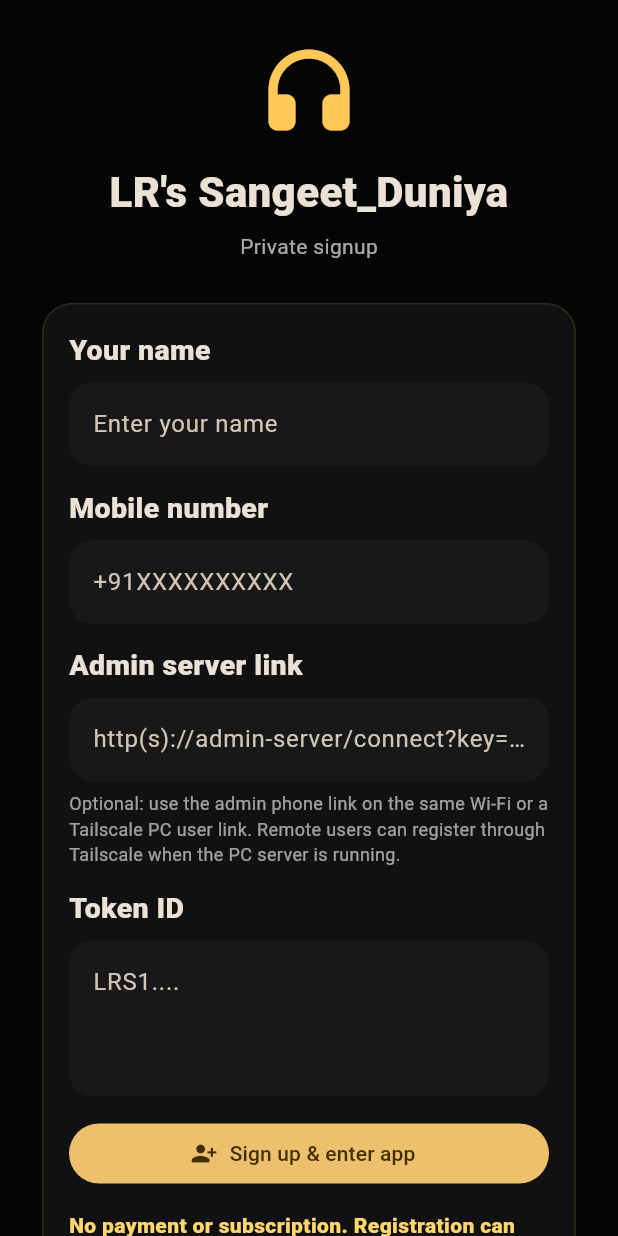
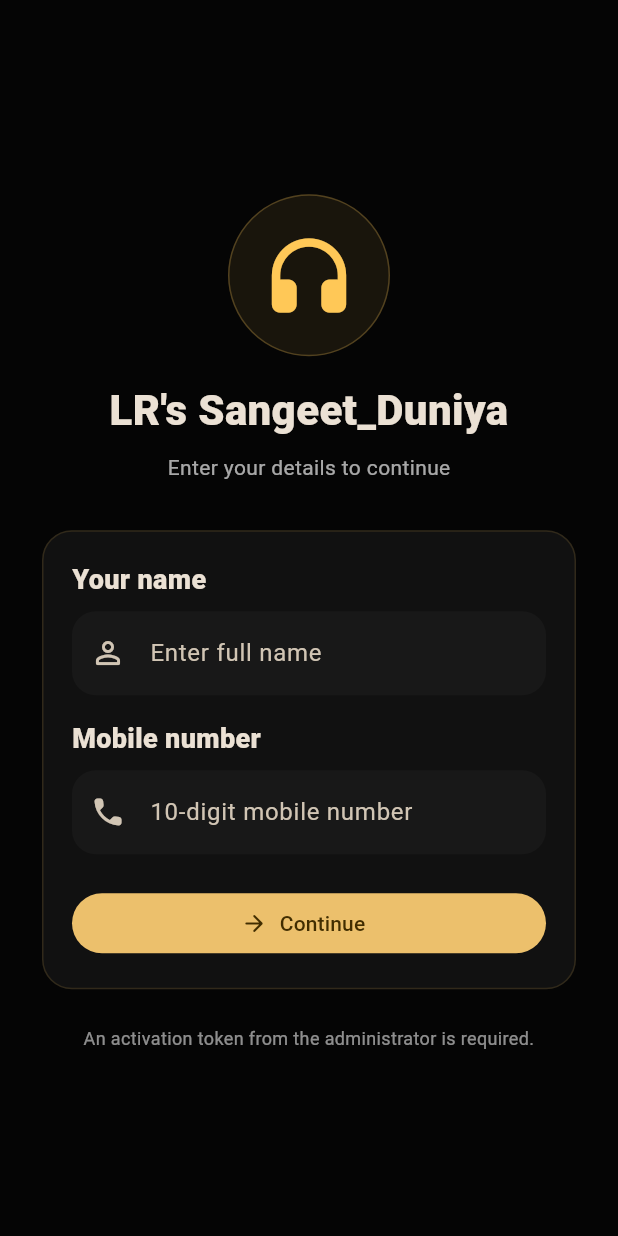
Before and after one commit to lrgroup-bot/Sangeet_duniya, a Flutter app: the ActivationScreen screen opened directly, on a phone screen of 412 x 824 dp. Run offline on Flutter 3.47's test engine with Material 3 defaults, Android fonts, the phone set to English and light mode, and no system bars; our stand-ins replace audio_service, flutter_tts, just_audio, permission_handler, qr_flutter, shared_preferences and 1 more; missing offline and left inert: audio_session, ffmpeg_kit_flutter_new_audio; accounts and stored records are empty.

Commit message:
feat(auth): replace customer activation screen

```diff
--- a/lib/screens/activation_screen.dart
+++ b/lib/screens/activation_screen.dart
@@ -1,4 +1,7 @@
+import 'dart:async';
+
 import 'package:flutter/material.dart';
+import 'package:flutter/services.dart';
 
 import '../services/auth_provider.dart';
 import '../services/local_lan_service.dart';
@@ -12,83 +15,299 @@ class ActivationScreen extends StatefulWidget {
 }
 
 class _ActivationScreenState extends State<ActivationScreen> {
-  final nameController = TextEditingController();
-  final tokenController = TextEditingController();
-  final phoneController = TextEditingController(
-    text: authProvider.phoneNumber,
-  );
-  final adminLinkController = TextEditingController(
-    text: localLanService.savedAdminLink,
-  );
-  final pinController = TextEditingController();
+  final _nameController = TextEditingController();
+  final _phoneController = TextEditingController();
 
-  bool busy = false;
-  String? error;
+  Timer? _ownerTapTimer;
+  int _ownerTapCount = 0;
+  bool _busy = false;
+  String? _error;
 
   @override
   void dispose() {
-    nameController.dispose();
-    tokenController.dispose();
-    phoneController.dispose();
-    adminLinkController.dispose();
-    pinController.dispose();
+    _ownerTapTimer?.cancel();
+    _nameController.dispose();
+    _phoneController.dispose();
     super.dispose();
   }
 
-  Future<void> _submitActivation() async {
+  String _formatDateTime(DateTime value) {
+    final local = value.toLocal();
+    String two(int value) => value.toString().padLeft(2, '0');
+    return '${two(local.day)}/${two(local.month)}/${local.year} '
+        '${two(local.hour)}:${two(local.minute)}';
+  }
+
+  bool get _validPhone =>
+      RegExp(r'^[6-9]\d{9}$').hasMatch(_phoneController.text.trim());
+
+  Future<void> _continue() async {
     FocusScope.of(context).unfocus();
-    final name = nameController.text.trim();
-    final phone = phoneController.text.trim();
-    final token = tokenController.text.trim();
-    final adminLink = adminLinkController.text.trim();
 
-    if (name.isEmpty || phone.length < 7 || token.isEmpty) {
-      setState(() => error = 'Enter your name, phone number and token.');
+    final name = _nameController.text.trim();
+    final phone = _phoneController.text.trim();
+
+    if (name.length < 2) {
+      setState(() => _error = 'Enter your full name.');
       return;
     }
+
+    if (!RegExp(r'^[6-9]\d{9}$').hasMatch(phone)) {
+      setState(() => _error = 'Enter a valid 10-digit mobile number.');
+      return;
+    }
+
     setState(() {
-      busy = true;
-      error = null;
+      _error = null;
+      _busy = false;
     });
 
-    var registered = false;
-    if (adminLink.isNotEmpty) {
-      registered = await localLanService.registerUser(
-        adminLink: adminLink,
+    final token = await _showTokenDialog();
+    if (!mounted || token == null) return;
+
+    setState(() => _busy = true);
+
+    final record = await localLanService.activateToken(
       name: name,
       phoneNumber: phone,
       token: token,
     );
+
+    if (!mounted) return;
+
+    if (record == null) {
+      setState(() {
+        _busy = false;
+        _error =
+            'Activation failed. Check the 6-digit token and make sure the admin device or configured PC server is reachable.';
+      });
+      return;
     }
 
-    final ok = await authProvider.activateWithToken(
-      token,
+    final activated = await authProvider.activateFromRecord(
+      record,
       phoneNumber: phone,
       name: name,
     );
 
     if (!mounted) return;
 
-    setState(() => busy = false);
+    setState(() => _busy = false);
 
-    if (!ok) {
-      setState(() {
-        error = adminLink.isEmpty
-            ? 'Token validation failed or the token has expired.'
-            : registered
-                ? 'Token validation failed or the token has expired.'
-                : 'Could not contact the admin phone. You can still use this token when the admin has manually added you.';
+    if (!activated) {
+      setState(() => _error = 'Could not save the activation on this phone.');
+      return;
+    }
+
+    await _showSuccessDialog(record);
+  }
+
+  Future<String?> _showTokenDialog() async {
+    final controller = TextEditingController();
+    String? error;
+    bool submitting = false;
+
+    final result = await showDialog<String>(
+      context: context,
+      barrierDismissible: false,
+      builder: (dialogContext) {
+        return StatefulBuilder(
+          builder: (context, setDialogState) {
+            Future<void> submit() async {
+              final value = controller.text.trim();
+              if (!RegExp(r'^\d{6}$').hasMatch(value)) {
+                setDialogState(
+                  () => error = 'Enter the 6-digit activation token.',
+                );
+                return;
+              }
+
+              setDialogState(() {
+                submitting = true;
+                error = null;
               });
+
+              Navigator.of(dialogContext).pop(value);
+            }
+
+            return AlertDialog(
+              title: const Text('Activation Token'),
+              content: Column(
+                mainAxisSize: MainAxisSize.min,
+                children: [
+                  Text(
+                    'Enter the 6-digit token shared with you.',
+                    style: TextStyle(
+                      color: Colors.white.withValues(alpha: .72),
+                    ),
+                  ),
+                  const SizedBox(height: 18),
+                  TextField(
+                    controller: controller,
+                    autofocus: true,
+                    keyboardType: TextInputType.number,
+                    textAlign: TextAlign.center,
+                    maxLength: 6,
+                    style: const TextStyle(
+                      fontSize: 30,
+                      letterSpacing: 10,
+                      fontWeight: FontWeight.w900,
+                    ),
+                    inputFormatters: [
+                      FilteringTextInputFormatter.digitsOnly,
+                      LengthLimitingTextInputFormatter(6),
+                    ],
+                    decoration: InputDecoration(
+                      counterText: '',
+                      labelText: 'Activation Token',
+                      hintText: '000000',
+                      errorText: error,
+                    ),
+                    onSubmitted: (_) {
+                      if (!submitting) submit();
+                    },
+                  ),
+                ],
+              ),
+              actions: [
+                TextButton(
+                  onPressed: submitting
+                      ? null
+                      : () => Navigator.of(dialogContext).pop(),
+                  child: const Text('Cancel'),
+                ),
+                FilledButton(
+                  onPressed: submitting ? null : submit,
+                  child: submitting
+                      ? const SizedBox(
+                          height: 18,
+                          width: 18,
+                          child: CircularProgressIndicator(strokeWidth: 2),
+                        )
+                      : const Text('Activate'),
+                ),
+              ],
+            );
+          },
+        );
+      },
+    );
+
+    controller.dispose();
+    return result;
+  }
+
+  Future<void> _showSuccessDialog(dynamic record) async {
+    final expires = record.expiresAt as DateTime?;
+    await showDialog<void>(
+      context: context,
+      barrierDismissible: false,
+      builder: (context) {
+        return AlertDialog(
+          title: const Row(
+            children: [
+              Icon(Icons.verified_rounded, color: AppTheme.gold),
+              SizedBox(width: 8),
+              Text('Activation Successful'),
+            ],
+          ),
+          content: Column(
+            mainAxisSize: MainAxisSize.min,
+            crossAxisAlignment: CrossAxisAlignment.start,
+            children: [
+              Text(
+                "Welcome to LR's Sangeet_Duniya",
+                style: Theme.of(context).textTheme.titleMedium?.copyWith(
+                      fontWeight: FontWeight.w900,
+                    ),
+              ),
+              const SizedBox(height: 16),
+              _InfoRow('Validity', record.plan.label),
+              _InfoRow('Activated', _formatDateTime(record.activatedAt)),
+              _InfoRow(
+                'Valid until',
+                expires == null ? 'Lifetime' : _formatDateTime(expires),
+              ),
+            ],
+          ),
+          actions: [
+            FilledButton(
+              onPressed: () => Navigator.of(context).pop(),
+              child: const Text('Enter App'),
+            ),
+          ],
+        );
+      },
+    );
+  }
+
+  void _handleHiddenOwnerTap() {
+    _ownerTapCount += 1;
+    _ownerTapTimer?.cancel();
+    _ownerTapTimer = Timer(const Duration(seconds: 3), () {
+      _ownerTapCount = 0;
+    });
+
+    if (_ownerTapCount >= 7) {
+      _ownerTapCount = 0;
+      _showOwnerDialog();
     }
   }
 
-  Future<void> owner() async {
-    FocusScope.of(context).unfocus();
-    final ok = await authProvider.unlockOwnerMode(pinController.text);
+  Future<void> _showOwnerDialog() async {
+    final controller = TextEditingController();
+    String? error;
+
+    await showDialog<void>(
+      context: context,
+      builder: (dialogContext) {
+        return StatefulBuilder(
+          builder: (context, setDialogState) {
+            Future<void> unlock() async {
+              final ok = await authProvider.unlockOwnerMode(controller.text);
               if (!mounted) return;
-    if (!ok) {
-      setState(() => error = 'Owner PIN is incorrect.');
+
+              if (ok) {
+                Navigator.of(dialogContext).pop();
+              } else {
+                setDialogState(() => error = 'Incorrect owner PIN.');
               }
+            }
+
+            return AlertDialog(
+              title: const Text('Owner Access'),
+              content: TextField(
+                controller: controller,
+                autofocus: true,
+                obscureText: true,
+                keyboardType: TextInputType.number,
+                inputFormatters: [
+                  FilteringTextInputFormatter.digitsOnly,
+                  LengthLimitingTextInputFormatter(6),
+                ],
+                decoration: InputDecoration(
+                  labelText: 'Owner PIN',
+                  errorText: error,
+                ),
+                onSubmitted: (_) => unlock(),
+              ),
+              actions: [
+                TextButton(
+                  onPressed: () => Navigator.of(dialogContext).pop(),
+                  child: const Text('Cancel'),
+                ),
+                FilledButton(
+                  onPressed: unlock,
+                  child: const Text('Unlock'),
+                ),
+              ],
+            );
+          },
+        );
+      },
+    );
+
+    controller.dispose();
   }
 
   @override
@@ -97,17 +316,31 @@ class _ActivationScreenState extends State<ActivationScreen> {
       body: SafeArea(
         child: Center(
           child: SingleChildScrollView(
-            padding: const EdgeInsets.all(24),
+            padding: const EdgeInsets.fromLTRB(24, 30, 24, 24),
             child: ConstrainedBox(
               constraints: const BoxConstraints(maxWidth: 520),
               child: Column(
                 children: [
-                  const Icon(
+                  GestureDetector(
+                    onTap: _handleHiddenOwnerTap,
+                    onLongPress: _showOwnerDialog,
+                    child: Container(
+                      padding: const EdgeInsets.all(20),
+                      decoration: BoxDecoration(
+                        shape: BoxShape.circle,
+                        color: AppTheme.gold.withValues(alpha: .08),
+                        border: Border.all(
+                          color: AppTheme.gold.withValues(alpha: .25),
+                        ),
+                      ),
+                      child: const Icon(
                         Icons.headphones_rounded,
-                    size: 72,
+                        size: 66,
                         color: AppTheme.gold,
                       ),
-                  const SizedBox(height: 12),
+                    ),
+                  ),
+                  const SizedBox(height: 16),
                   const Text(
                     "LR's Sangeet_Duniya",
                     style: TextStyle(
@@ -116,166 +349,104 @@ class _ActivationScreenState extends State<ActivationScreen> {
                     ),
                     textAlign: TextAlign.center,
                   ),
-                  const SizedBox(height: 6),
+                  const SizedBox(height: 8),
                   Text(
-                    'Private signup',
+                    'Enter your details to continue',
                     style: TextStyle(
                       color: Colors.white.withValues(alpha: .65),
                     ),
                   ),
-                  const SizedBox(height: 24),
+                  const SizedBox(height: 28),
                   Card(
                     child: Padding(
-                      padding: const EdgeInsets.all(18),
+                      padding: const EdgeInsets.all(20),
                       child: Column(
                         crossAxisAlignment: CrossAxisAlignment.start,
                         children: [
                           const Text(
                             'Your name',
                             style: TextStyle(
-                              fontSize: 19,
+                              fontSize: 18,
                               fontWeight: FontWeight.w900,
                             ),
                           ),
                           const SizedBox(height: 8),
                           TextField(
-                            controller: nameController,
+                            controller: _nameController,
                             textCapitalization: TextCapitalization.words,
+                            textInputAction: TextInputAction.next,
                             decoration: const InputDecoration(
-                              hintText: 'Enter your name',
+                              hintText: 'Enter full name',
+                              prefixIcon: Icon(Icons.person_outline_rounded),
                             ),
                           ),
-                          const SizedBox(height: 14),
+                          const SizedBox(height: 16),
                           const Text(
                             'Mobile number',
                             style: TextStyle(
-                              fontSize: 19,
+                              fontSize: 18,
                               fontWeight: FontWeight.w900,
                             ),
                           ),
                           const SizedBox(height: 8),
                           TextField(
-                            controller: phoneController,
+                            controller: _phoneController,
                             keyboardType: TextInputType.phone,
-                            decoration: const InputDecoration(
-                              hintText: '+91XXXXXXXXXX',
+                            maxLength: 10,
+                            inputFormatters: [
+                              FilteringTextInputFormatter.digitsOnly,
+                              LengthLimitingTextInputFormatter(10),
+                            ],
+                            decoration: InputDecoration(
+                              hintText: '10-digit mobile number',
+                              prefixIcon: const Icon(Icons.phone_rounded),
+                              counterText: '',
+                              errorText: _phoneController.text.isEmpty ||
+                                      _validPhone
+                                  ? null
+                                  : 'Enter exactly 10 digits.',
                             ),
+                            onChanged: (_) => setState(() {}),
                           ),
-                          const SizedBox(height: 14),
-                          const Text(
-                            'Admin server link',
-                            style: TextStyle(
-                              fontSize: 19,
-                              fontWeight: FontWeight.w900,
-                            ),
-                          ),
-                          const SizedBox(height: 8),
-                          TextField(
-                            controller: adminLinkController,
-                            keyboardType: TextInputType.url,
-                            decoration: const InputDecoration(
-                              hintText:
-                                  'http(s)://admin-server/connect?key=...',
-                            ),
-                          ),
-                          const SizedBox(height: 6),
-                          Text(
-                            'Optional: use the admin phone link on the same Wi-Fi or a Tailscale PC user link. Remote users can register through Tailscale when the PC server is running.',
-                            style: TextStyle(
-                              color: Colors.white.withValues(alpha: .60),
-                              fontSize: 12,
-                            ),
-                          ),
-                          const SizedBox(height: 14),
-                          const Text(
-                            'Token ID',
-                            style: TextStyle(
-                              fontSize: 19,
-                              fontWeight: FontWeight.w900,
-                            ),
-                          ),
-                          const SizedBox(height: 8),
-                          TextField(
-                            controller: tokenController,
-                            minLines: 3,
-                            maxLines: 4,
-                            textCapitalization: TextCapitalization.characters,
-                            decoration: const InputDecoration(
-                              hintText: 'LRS1....',
-                            ),
-                          ),
-                          const SizedBox(height: 14),
+                          const SizedBox(height: 22),
                           SizedBox(
                             width: double.infinity,
                             child: FilledButton.icon(
-                              onPressed: busy ? null : _submitActivation,
-                              icon: const Icon(Icons.person_add_alt_1_rounded),
+                              onPressed: _busy ? null : _continue,
+                              icon: _busy
+                                  ? const SizedBox(
+                                      height: 18,
+                                      width: 18,
+                                      child: CircularProgressIndicator(
+                                        strokeWidth: 2,
+                                      ),
+                                    )
+                                  : const Icon(Icons.arrow_forward_rounded),
                               label: Text(
-                                busy ? 'Signing up…' : 'Sign up & enter app',
+                                _busy ? 'Activating…' : 'Continue',
                               ),
-                            ),
-                          ),
-                          const SizedBox(height: 14),
-                          const Text(
-                            'No payment or subscription. Registration can use the local admin phone or the Tailscale PC server.',
-                            style: TextStyle(
-                              color: AppTheme.gold2,
-                              fontWeight: FontWeight.w800,
                             ),
                           ),
                         ],
                       ),
                     ),
                   ),
-                  const SizedBox(height: 16),
-                  Card(
-                    child: ExpansionTile(
-                      title: const Text('Owner / Token generator'),
-                      subtitle: const Text(
-                        'Use on the administrator phone only',
-                      ),
-                      childrenPadding:
-                          const EdgeInsets.fromLTRB(18, 0, 18, 18),
-                      children: [
-                        TextField(
-                          controller: pinController,
-                          obscureText: true,
-                          decoration: const InputDecoration(
-                            labelText: 'Owner PIN',
-                          ),
-                        ),
-                        const SizedBox(height: 12),
-                        SizedBox(
-                          width: double.infinity,
-                          child: OutlinedButton.icon(
-                            onPressed: owner,
-                            icon: const Icon(
-                              Icons.admin_panel_settings_rounded,
-                            ),
-                            label: const Text('Unlock owner mode'),
-                          ),
-                        ),
-                      ],
-                    ),
-                  ),
-                  if (error != null) ...[
-                    const SizedBox(height: 12),
+                  if (_error != null) ...[
+                    const SizedBox(height: 14),
                     Text(
-                      error!,
+                      _error!,
                       style: const TextStyle(color: Colors.redAccent),
                       textAlign: TextAlign.center,
                     ),
                   ],
-                  const SizedBox(height: 18),
-                  const Text(
-                    'Access validity comes from the token: 7 days, 30 days, 365 days, or Ultimate Lifetime.',
+                  const SizedBox(height: 20),
+                  Text(
+                    'An activation token from the administrator is required.',
+                    style: TextStyle(
+                      color: Colors.white.withValues(alpha: .55),
+                      fontSize: 12,
+                    ),
                     textAlign: TextAlign.center,
-                  ),
-                  const SizedBox(height: 8),
-                  const Text(
-                    'When the token expires, the app automatically returns to this signup page.',
-                    textAlign: TextAlign.center,
-                    style: TextStyle(fontSize: 12),
                   ),
                 ],
               ),
@@ -286,3 +457,38 @@ class _ActivationScreenState extends State<ActivationScreen> {
     );
   }
 }
+
+class _InfoRow extends StatelessWidget {
+  const _InfoRow(this.label, this.value);
+
+  final String label;
+  final String value;
+
+  @override
+  Widget build(BuildContext context) {
+    return Padding(
+      padding: const EdgeInsets.only(bottom: 9),
+      child: Row(
+        crossAxisAlignment: CrossAxisAlignment.start,
+        children: [
+          SizedBox(
+            width: 90,
+            child: Text(
+              label,
+              style: TextStyle(
+                color: Colors.white.withValues(alpha: .60),
+                fontSize: 12,
+              ),
+            ),
+          ),
+          Expanded(
+            child: Text(
+              value,
+              style: const TextStyle(fontWeight: FontWeight.w800),
+            ),
+          ),
+        ],
+      ),
+    );
+  }
+}
```
Lines whose indentation alone changed are shown as unchanged.
